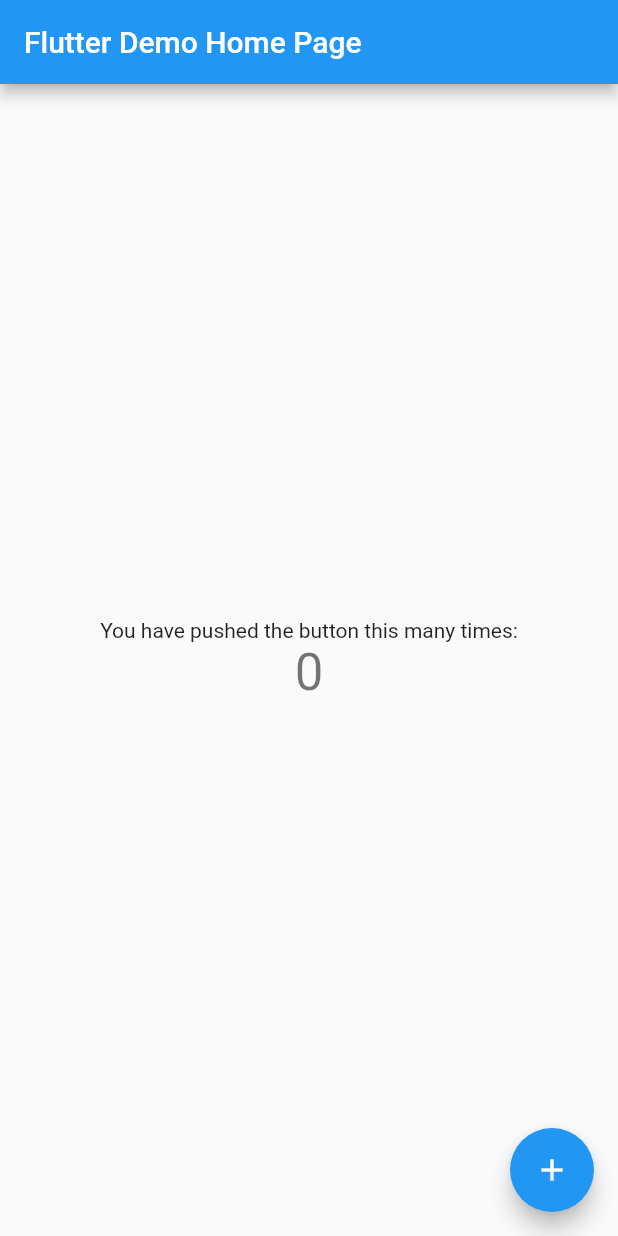
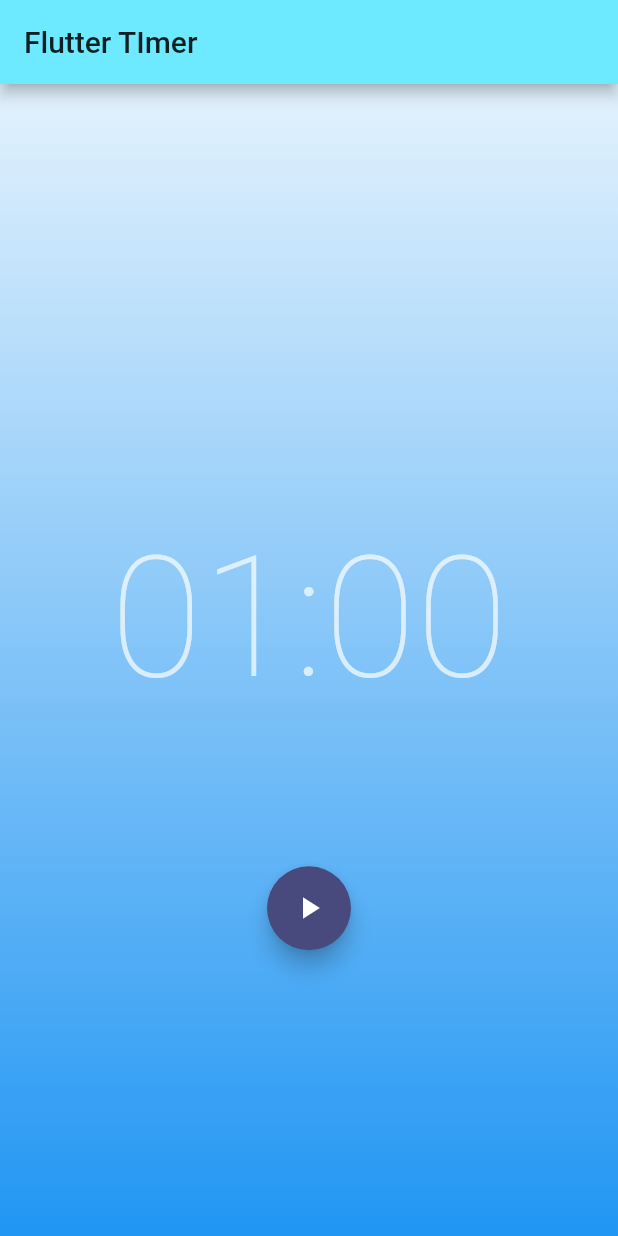
Before and after one commit to kkdjej/flutter_bloc, a Flutter app: the screen it shows after launch, on a phone screen of 412 x 824 dp. Run offline on Flutter 3.47's test engine with Material 2 defaults, Android fonts, the phone set to English and light mode, and no system bars; our stand-ins replace bloc, equatable, flutter_bloc.

Commit message:
timer add

```diff
--- /dev/null
+++ b/timer/lib/app.dart
@@ -0,0 +1,17 @@
+import 'package:flutter/material.dart';
+import 'package:timer/timer/timer.dart';
+
+class App extends StatelessWidget {
+  @override
+  Widget build(BuildContext context) {
+    return MaterialApp(
+      theme: ThemeData(
+        primaryColor: Color.fromRGBO(109, 234, 255, 1),
+        accentColor: Color.fromRGBO(72, 74, 126, 1),
+        brightness: Brightness.dark,
+      ),
+      title: 'Flutter Timer',
+      home: const TimerPage(),
+    );
+  }
+}
--- a/timer/lib/main.dart
+++ b/timer/lib/main.dart
@@ -1,113 +1,4 @@
 import 'package:flutter/material.dart';
+import 'package:timer/app.dart';
 
-void main() {
-  runApp(MyApp());
-}
-
-class MyApp extends StatelessWidget {
-  // This widget is the root of your application.
-  @override
-  Widget build(BuildContext context) {
-    return MaterialApp(
-      title: 'Flutter Demo',
-      theme: ThemeData(
-        // This is the theme of your application.
-        //
-        // Try running your application with "flutter run". You'll see the
-        // application has a blue toolbar. Then, without quitting the app, try
-        // changing the primarySwatch below to Colors.green and then invoke
-        // "hot reload" (press "r" in the console where you ran "flutter run",
-        // or simply save your changes to "hot reload" in a Flutter IDE).
-        // Notice that the counter didn't reset back to zero; the application
-        // is not restarted.
-        primarySwatch: Colors.blue,
-      ),
-      home: MyHomePage(title: 'Flutter Demo Home Page'),
-    );
-  }
-}
-
-class MyHomePage extends StatefulWidget {
-  MyHomePage({Key? key, required this.title}) : super(key: key);
-
-  // This widget is the home page of your application. It is stateful, meaning
-  // that it has a State object (defined below) that contains fields that affect
-  // how it looks.
-
-  // This class is the configuration for the state. It holds the values (in this
-  // case the title) provided by the parent (in this case the App widget) and
-  // used by the build method of the State. Fields in a Widget subclass are
-  // always marked "final".
-
-  final String title;
-
-  @override
-  _MyHomePageState createState() => _MyHomePageState();
-}
-
-class _MyHomePageState extends State<MyHomePage> {
-  int _counter = 0;
-
-  void _incrementCounter() {
-    setState(() {
-      // This call to setState tells the Flutter framework that something has
-      // changed in this State, which causes it to rerun the build method below
-      // so that the display can reflect the updated values. If we changed
-      // _counter without calling setState(), then the build method would not be
-      // called again, and so nothing would appear to happen.
-      _counter++;
-    });
-  }
-
-  @override
-  Widget build(BuildContext context) {
-    // This method is rerun every time setState is called, for instance as done
-    // by the _incrementCounter method above.
-    //
-    // The Flutter framework has been optimized to make rerunning build methods
-    // fast, so that you can just rebuild anything that needs updating rather
-    // than having to individually change instances of widgets.
-    return Scaffold(
-      appBar: AppBar(
-        // Here we take the value from the MyHomePage object that was created by
-        // the App.build method, and use it to set our appbar title.
-        title: Text(widget.title),
-      ),
-      body: Center(
-        // Center is a layout widget. It takes a single child and positions it
-        // in the middle of the parent.
-        child: Column(
-          // Column is also a layout widget. It takes a list of children and
-          // arranges them vertically. By default, it sizes itself to fit its
-          // children horizontally, and tries to be as tall as its parent.
-          //
-          // Invoke "debug painting" (press "p" in the console, choose the
-          // "Toggle Debug Paint" action from the Flutter Inspector in Android
-          // Studio, or the "Toggle Debug Paint" command in Visual Studio Code)
-          // to see the wireframe for each widget.
-          //
-          // Column has various properties to control how it sizes itself and
-          // how it positions its children. Here we use mainAxisAlignment to
-          // center the children vertically; the main axis here is the vertical
-          // axis because Columns are vertical (the cross axis would be
-          // horizontal).
-          mainAxisAlignment: MainAxisAlignment.center,
-          children: <Widget>[
-            Text(
-              'You have pushed the button this many times:',
-            ),
-            Text(
-              '$_counter',
-              style: Theme.of(context).textTheme.headline4,
-            ),
-          ],
-        ),
-      ),
-      floatingActionButton: FloatingActionButton(
-        onPressed: _incrementCounter,
-        tooltip: 'Increment',
-        child: Icon(Icons.add),
-      ), // This trailing comma makes auto-formatting nicer for build methods.
-    );
-  }
-}
+void main() => runApp(App());
--- /dev/null
+++ b/timer/lib/timer/bloc/timer_bloc.dart
@@ -0,0 +1,73 @@
+import 'dart:async';
+import 'package:bloc/bloc.dart';
+import 'package:timer/ticker.dart';
+import 'package:equatable/equatable.dart';
+
+part 'timer_event.dart';
+part 'timer_state.dart';
+
+class TimerBloc extends Bloc<TimerEvent, TimerState> {
+  final Ticker _ticker;
+  static const int _duration = 60;
+
+  StreamSubscription<int>? _tickerSubscription;
+  TimerBloc({required Ticker ticker})
+      : _ticker = ticker,
+        super(TimerInitial(_duration));
+
+  @override
+  Stream<TimerState> mapEventToState(
+    TimerEvent event,
+  ) async* {
+    if (event is TimerStarted) {
+      yield* _mapTimerStartedToState(event);
+    } else if (event is TimerTicked) {
+      yield* _mapTimerTickedToState(event);
+    } else if (event is TimerPaused) {
+      yield* _mapTimerPausedToState(event);
+    } else if (event is TimerResumed) {
+      yield* _mapTimerResumedToState(event);
+    } else if (event is TimerReset) {
+      yield* _mapTimerResetToState(event);
+    }
+  }
+
+  @override
+  Future<void> close() {
+    _tickerSubscription?.cancel();
+    return super.close();
+  }
+
+  Stream<TimerState> _mapTimerStartedToState(TimerStarted start) async* {
+    yield TimerRunInProgress(start.duration);
+    _tickerSubscription?.cancel();
+    _tickerSubscription = _ticker
+        .tick(ticks: start.duration)
+        .listen((duration) => add(TimerTicked(duration: duration)));
+  }
+
+  Stream<TimerState> _mapTimerPausedToState(TimerPaused pause) async* {
+    if (state is TimerRunInProgress) {
+      _tickerSubscription?.pause();
+      yield TimerRunPause(state.duration);
+    }
+  }
+
+  Stream<TimerState> _mapTimerTickedToState(TimerTicked tick) async* {
+    yield tick.duration > 0
+        ? TimerRunInProgress(tick.duration)
+        : TimerRunComplete();
+  }
+
+  Stream<TimerState> _mapTimerResumedToState(TimerResumed resume) async* {
+    if (state is TimerRunPause) {
+      _tickerSubscription?.resume();
+      yield TimerRunInProgress(state.duration);
+    }
+  }
+
+  Stream<TimerState> _mapTimerResetToState(TimerReset reset) async* {
+    _tickerSubscription?.cancel();
+    yield TimerInitial(_duration);
+  }
+}
--- /dev/null
+++ b/timer/lib/timer/bloc/timer_event.dart
@@ -0,0 +1,33 @@
+part of "timer_bloc.dart";
+
+abstract class TimerEvent extends Equatable {
+  const TimerEvent();
+
+  @override
+  List<Object> get props => [];
+}
+
+class TimerStarted extends TimerEvent {
+  const TimerStarted({required this.duration});
+  final int duration;
+}
+
+class TimerPaused extends TimerEvent {
+  const TimerPaused();
+}
+
+class TimerResumed extends TimerEvent {
+  const TimerResumed();
+}
+
+class TimerReset extends TimerEvent {
+  const TimerReset();
+}
+
+class TimerTicked extends TimerEvent {
+  const TimerTicked({required this.duration});
+  final int duration;
+
+  @override
+  List<Object> get props => [duration];
+}
--- /dev/null
+++ b/timer/lib/timer/bloc/timer_state.dart
@@ -0,0 +1,34 @@
+part of 'timer_bloc.dart';
+
+abstract class TimerState extends Equatable {
+  final int duration;
+
+  const TimerState(this.duration);
+
+  @override
+  List<Object> get props => [duration];
+}
+
+class TimerInitial extends TimerState {
+  const TimerInitial(int duration) : super(duration);
+  @override
+  String toString() => 'TimerInitial { duration: $duration }';
+}
+
+class TimerRunPause extends TimerState {
+  const TimerRunPause(int duration) : super(duration);
+
+  @override
+  String toString() => 'TimerRunPause { duration: $duration }';
+}
+
+class TimerRunInProgress extends TimerState {
+  const TimerRunInProgress(int duration) : super(duration);
+
+  @override
+  String toString() => 'TimerRunInProgress { duration: $duration }';
+}
+
+class TimerRunComplete extends TimerState {
+  const TimerRunComplete() : super(0);
+}
--- /dev/null
+++ b/timer/lib/timer/timer.dart
@@ -0,0 +1,2 @@
+export 'bloc/timer_bloc.dart';
+export 'view/timer_page.dart';
--- /dev/null
+++ b/timer/lib/timer/view/timer_page.dart
@@ -0,0 +1,117 @@
+import 'package:flutter/material.dart';
+import 'package:flutter_bloc/flutter_bloc.dart';
+import 'package:timer/ticker.dart';
+import 'package:timer/timer/timer.dart';
+
+class TimerPage extends StatelessWidget {
+  const TimerPage({Key? key}) : super(key: key);
+  @override
+  Widget build(BuildContext context) {
+    return BlocProvider(
+      create: (_) => TimerBloc(ticker: Ticker()),
+      child: const TimerView(),
+    );
+  }
+}
+
+class TimerView extends StatelessWidget {
+  const TimerView({Key? key}) : super(key: key);
+  @override
+  Widget build(BuildContext context) {
+    return Scaffold(
+        appBar: AppBar(title: const Text("Flutter TImer")),
+        body: Stack(children: [
+          const Background(),
+          Column(
+              mainAxisAlignment: MainAxisAlignment.center,
+              crossAxisAlignment: CrossAxisAlignment.center,
+              children: const <Widget>[
+                Padding(
+                    padding: EdgeInsets.symmetric(vertical: 100.0),
+                    child: Center(child: TimerText())),
+                Actions(),
+              ])
+        ]));
+  }
+}
+
+class Actions extends StatelessWidget {
+  const Actions({Key? key}) : super(key: key);
+  @override
+  Widget build(BuildContext context) {
+    return BlocBuilder<TimerBloc, TimerState>(
+        buildWhen: (prev, state) => prev.runtimeType != state.runtimeType,
+        builder: (context, state) {
+          return Row(
+              mainAxisAlignment: MainAxisAlignment.spaceEvenly,
+              children: [
+                if (state is TimerInitial) ...[
+                  FloatingActionButton(
+                      child: Icon(Icons.play_arrow),
+                      onPressed: () => context
+                          .read<TimerBloc>()
+                          .add(TimerStarted(duration: state.duration))),
+                ],
+                if (state is TimerRunInProgress) ...[
+                  FloatingActionButton(
+                      child: Icon(Icons.pause),
+                      onPressed: () =>
+                          context.read<TimerBloc>().add(TimerPaused())),
+                  FloatingActionButton(
+                    child: Icon(Icons.replay),
+                    onPressed: () =>
+                        context.read<TimerBloc>().add(TimerReset()),
+                  )
+                ],
+                if (state is TimerRunPause) ...[
+                  FloatingActionButton(
+                    child: Icon(Icons.play_arrow),
+                    onPressed: () =>
+                        context.read<TimerBloc>().add(TimerResumed()),
+                  ),
+                  FloatingActionButton(
+                      child: Icon(Icons.replay),
+                      onPressed: () =>
+                          context.read<TimerBloc>().add(TimerReset()))
+                ],
+                if (state is TimerRunComplete) ...[
+                  FloatingActionButton(
+                      child: Icon(Icons.replay),
+                      onPressed: () =>
+                          context.read<TimerBloc>().add(TimerReset()))
+                ]
+              ]);
+        });
+  }
+}
+
+class TimerText extends StatelessWidget {
+  const TimerText({Key? key}) : super(key: key);
+
+  @override
+  Widget build(BuildContext context) {
+    final duration = context.select((TimerBloc bloc) => bloc.state.duration);
+    final minutesStr =
+        ((duration / 60) % 60).floor().toString().padLeft(2, '0');
+    final secondsStr = (duration % 60).floor().toString().padLeft(2, '0');
+    return Text(
+      '$minutesStr:$secondsStr',
+      style: Theme.of(context).textTheme.headline1,
+    );
+  }
+}
+
+class Background extends StatelessWidget {
+  const Background({Key? key}) : super(key: key);
+
+  @override
+  Widget build(BuildContext context) {
+    return Container(
+      decoration: BoxDecoration(
+          gradient: LinearGradient(
+              begin: Alignment.topCenter,
+              end: Alignment.bottomCenter,
+              colors: [Colors.blue.shade50, Colors.blue.shade500])),
+    );
+  }
+}
--- a/timer/pubspec.yaml
+++ b/timer/pubspec.yaml
@@ -30,6 +30,7 @@ dependencies:
   cupertino_icons: ^1.0.2
   flutter_bloc: ^7.2.0
   bloc: ^7.1.0
+  equatable: ^2.0.3
 
 dev_dependencies:
   flutter_test:
```
Also changed, not shown: timer/pubspec.lock.
